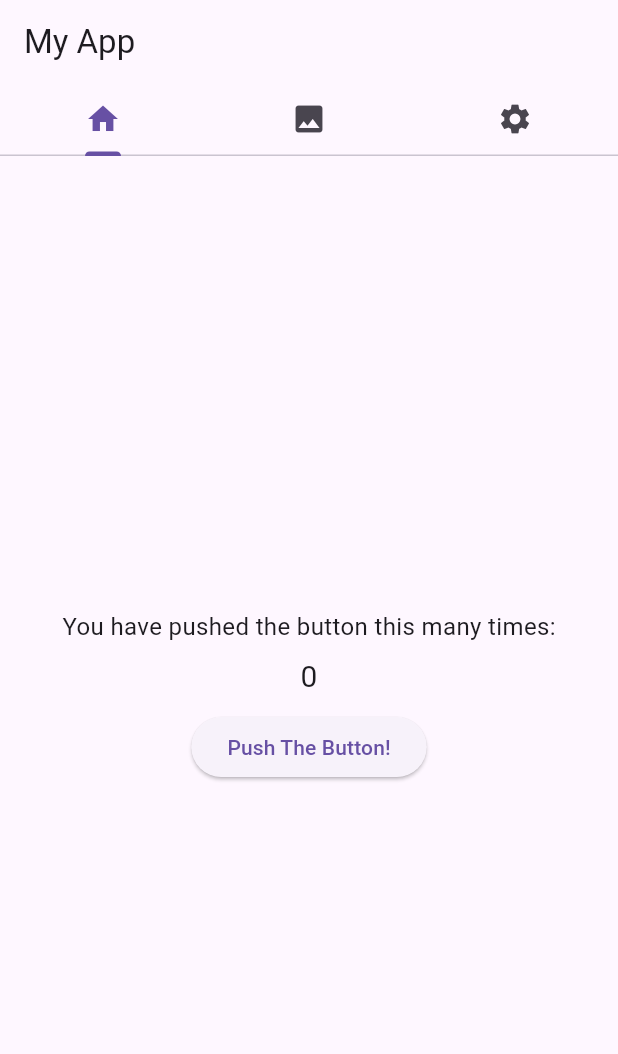
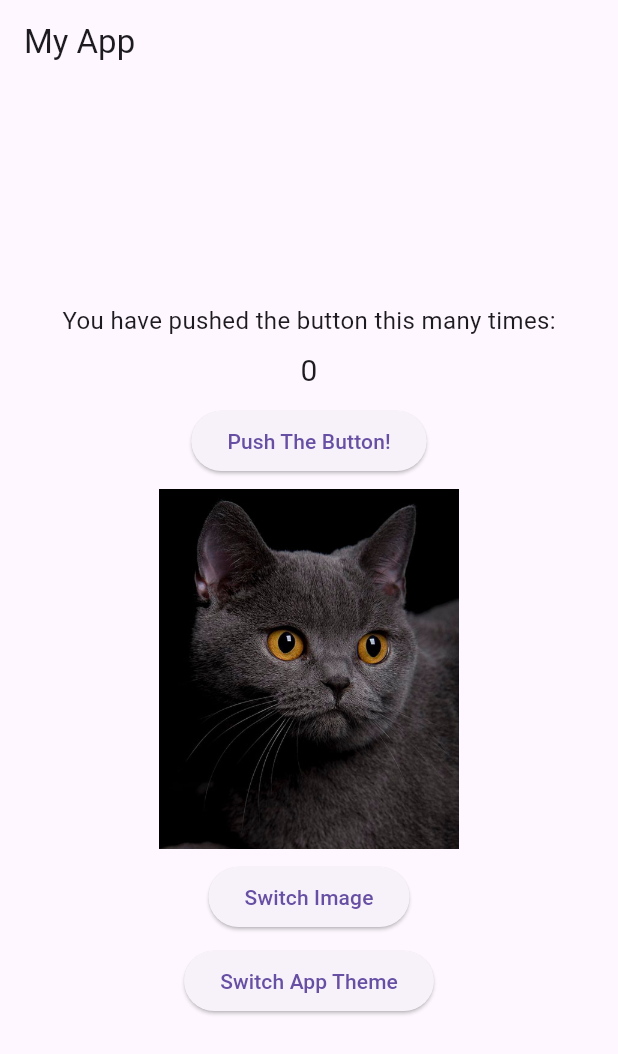
Before and after one commit to Nathan2055/csc4360-cw01-image-toggle, a Flutter app: the screen it shows after launch, on a phone screen of 412 x 824 dp. Shown: the top 1054 px of the screen. Run offline on Flutter 3.47's test engine with Material 3 defaults, Android fonts, the phone set to English and light mode, and no system bars.

Commit message:
Merge everything onto one screen

```diff
--- a/lib/main.dart
+++ b/lib/main.dart
@@ -1,7 +1,4 @@
 import 'package:flutter/material.dart';
-//import 'dart:async';
-//import 'dart:math';
-//import 'package:collection/collection.dart';
 
 // Main method
 void main() {
@@ -93,32 +90,19 @@ class _myAppState extends State<myApp> {
       themeMode: _themeMode,
       debugShowCheckedModeBanner: false,
 
-      home: DefaultTabController(
-        length: 3,
-        child: Scaffold(
-          appBar: AppBar(
-            title: Text('My App'),
-            bottom: const TabBar(
-              tabs: [
-                Tab(icon: Icon(Icons.home)),
-                Tab(icon: Icon(Icons.image)),
-                Tab(icon: Icon(Icons.settings)),
-              ],
-            ),
-          ),
-          body: Center(
-            child: TabBarView(children: [homeTab(), imageTab(), settingsTab()]),
-          ),
-        ),
+      home: Scaffold(
+        appBar: AppBar(title: Text('My App')),
+        body: Center(child: homeTab()),
       ),
     );
   }
 
-  // Tab for Part 1: Counter
+  // Main interface
   Column homeTab() {
     return Column(
       mainAxisAlignment: MainAxisAlignment.center,
       children: [
+        // Part 1: Counter
         Text(
           'You have pushed the button this many times:',
           style: TextStyle(fontSize: 16),
@@ -130,24 +114,13 @@ class _myAppState extends State<myApp> {
           onPressed: _incrementCounter,
           child: Text('Push The Button!'),
         ),
-      ],
-    );
-  }
+        SizedBox(height: 8.0),
 
-  // Tab for Part 2: Image Toggle
-  Column imageTab() {
-    return Column(
-      mainAxisAlignment: MainAxisAlignment.center,
-      children: [
-        Text(
-          'Image toggle interface will go here',
-          style: TextStyle(fontSize: 16),
-        ),
-        SizedBox(height: 16.0),
+        // Part 2: Image Toggle
         getImage(),
-        SizedBox(height: 16.0),
+        SizedBox(height: 8.0),
         ElevatedButton(onPressed: _toggleImage, child: Text('Switch Image')),
-        SizedBox(height: 16.0),
+        SizedBox(height: 8.0),
         ElevatedButton(
           onPressed: _changeTheme,
           child: Text('Switch App Theme'),
@@ -155,22 +128,4 @@ class _myAppState extends State<myApp> {
       ],
     );
   }
-
-  // Settings tab
-  Column settingsTab() {
-    return Column(
-      mainAxisAlignment: MainAxisAlignment.center,
-      children: [
-        // Theme control
-        Text('Switch Theme', style: TextStyle(fontSize: 18)),
-        Switch(
-          // switch on == dark mode on
-          value: darkMode,
-          onChanged: (value) {
-            _changeTheme();
-          },
-        ),
-      ],
-    );
-  }
 }
```
